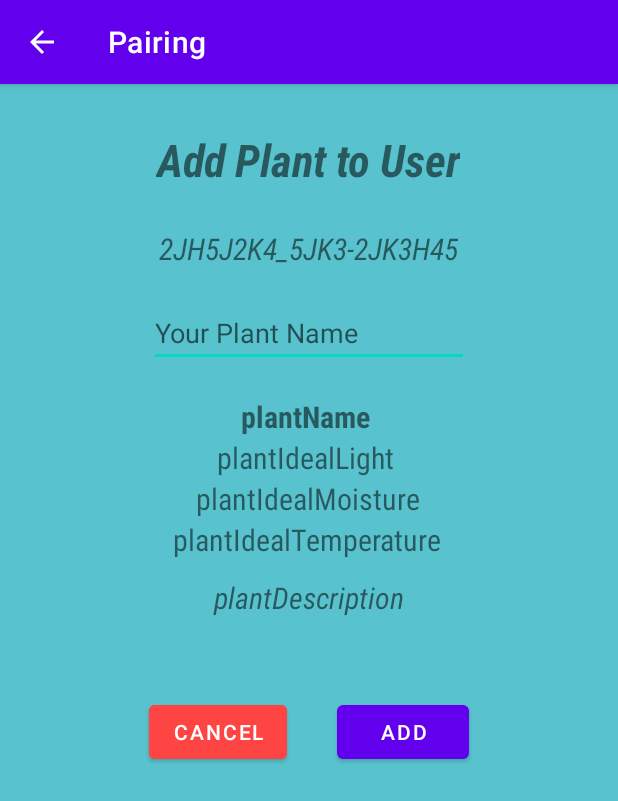
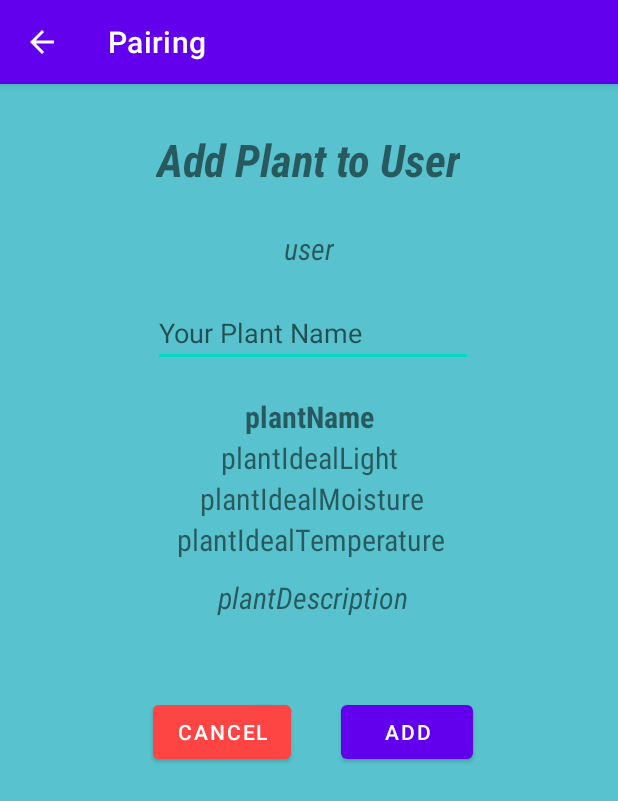
Before and after one commit to ItsKarlito/healthyleaves, an Android app: the AddUserPlantActivity screen opened directly, with no data from a screen before it, on a phone screen of 412 x 824 dp. Shown: the top 801 px of the screen. Run offline under Robolectric (Android 15) with nearby library versions, the phone set to English and light mode, and no system bars; our stand-ins replace Firebase (no records; nobody signed in at launch, a user with empty details on screens opened directly); 1 statement that could not run was skipped.

Commit message:
OwnsA relationship can be created properly from the catalog page using the add button. User plants can be created by saving the plantID and userID and a name as a tuple

```diff
--- a/software/PlantMonitor/app/src/main/java/com/example/plantmonitor/UserPlants/AddUserPlantActivity.java
+++ b/software/PlantMonitor/app/src/main/java/com/example/plantmonitor/UserPlants/AddUserPlantActivity.java
@@ -15,6 +15,7 @@ import android.widget.Toast;
 import com.example.plantmonitor.PlantCatalog.Plant;
 import com.example.plantmonitor.PlantCatalog.PlantCatalogActivity;
 import com.example.plantmonitor.R;
+import com.google.firebase.auth.FirebaseAuth;
 import com.google.firebase.database.DataSnapshot;
 import com.google.firebase.database.DatabaseError;
 import com.google.firebase.database.DatabaseReference;
@@ -28,7 +29,8 @@ public class AddUserPlantActivity extends AppCompatActivity {
     private DatabaseReference databasePlants;
     private DatabaseReference databaseOwnsA;
 
-    String plantID = null;
+    String plantID = "";
+    String userID = "";
 
     TextView textViewUserID = null;
     EditText editTextUserPlantName = null;
@@ -79,14 +81,13 @@ public class AddUserPlantActivity extends AppCompatActivity {
             }
         });
 
-        textViewUserID.setText("2JH5J2K4_5JK3-2JK3H45");
+        userID = FirebaseAuth.getInstance().getCurrentUser().getUid();
+        textViewUserID.setText(userID);
 
         buttonAddUserPlant = (Button) findViewById(R.id.buttonAddUserPlant);
         buttonAddUserPlant.setOnClickListener(new View.OnClickListener() {
             @Override
             public void onClick(View v) {
-                //TODO: fetch userID of logged in user
-                String userID = "2JH5J2K4_5JK3-2JK3H45";
                 String name = editTextUserPlantName.getText().toString();
 
                 OwnsA newUserPlant = new OwnsA(name, plantID, userID);
--- a/software/PlantMonitor/app/src/main/res/layout/activity_add_plant_catalog.xml
+++ b/software/PlantMonitor/app/src/main/res/layout/activity_add_plant_catalog.xml
@@ -13,7 +13,7 @@
         android:layout_height="wrap_content"
         android:fontFamily="sans-serif-condensed"
         android:gravity="center"
-        android:text="Add Plant to Database"
+        android:text="Add Plant to Catalog"
         android:textSize="30sp"
         android:textStyle="bold|italic"
         app:layout_constraintBottom_toBottomOf="parent"
--- a/software/PlantMonitor/app/src/main/res/layout/activity_edit_plant_catalog.xml
+++ b/software/PlantMonitor/app/src/main/res/layout/activity_edit_plant_catalog.xml
@@ -13,7 +13,7 @@
         android:layout_height="wrap_content"
         android:fontFamily="sans-serif-condensed"
         android:gravity="center"
-        android:text="Edit Plant from Database"
+        android:text="Edit Plant from Catalog"
         android:textSize="30sp"
         android:textStyle="bold|italic"
         app:layout_constraintBottom_toBottomOf="parent"
--- a/software/PlantMonitor/app/src/main/res/layout/my_row.xml
+++ b/software/PlantMonitor/app/src/main/res/layout/my_row.xml
@@ -22,7 +22,7 @@
 
             <TextView
                 android:id="@+id/textViewPlantName"
-                android:layout_width="wrap_content"
+                android:layout_width="200dp"
                 android:layout_height="wrap_content"
                 android:fontFamily="sans-serif-condensed"
                 android:gravity="start"
```
Also changed, not shown: 1 other file.
